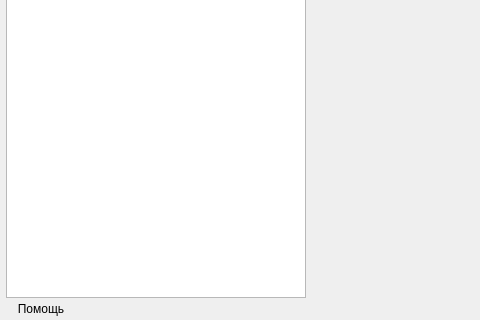
Old version of the form mainwindow.ui in the repository EgorAlmikeev/ProjectX; both pictures show x 0 to 480 and y 100 to 420 of the 800 by 420 pixel window.
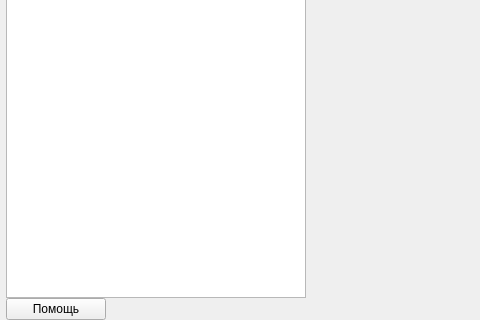
New version of the form.

```diff
--- a/mainwindow.ui
+++ b/mainwindow.ui
@@ -157,7 +157,7 @@
        <widget class="QPushButton" name="helpButton">
         <property name="maximumSize">
          <size>
-          <width>70</width>
+          <width>100</width>
           <height>16777215</height>
          </size>
         </property>
@@ -168,7 +168,7 @@
          <string>Помощь</string>
         </property>
         <property name="flat">
-         <bool>true</bool>
+         <bool>false</bool>
         </property>
        </widget>
       </item>
```
